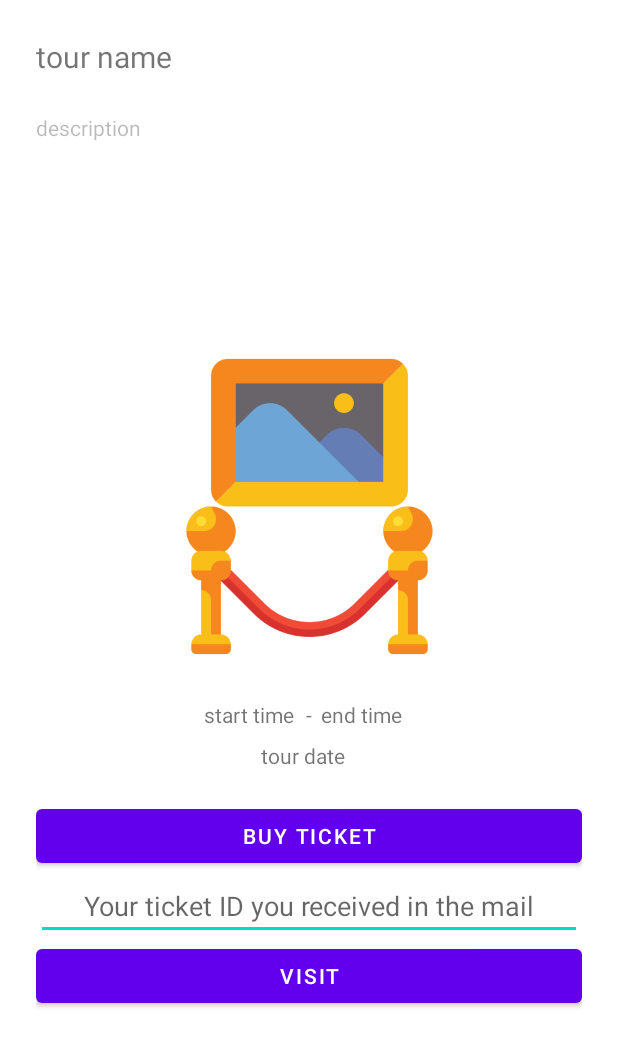
After one commit to SirChardash/piria-android, an Android app: the layout fragment_tour.xml on its own in the app's theme, with its tools: preview values and no code run, on a phone screen of 412 x 824 dp. The commit adds this screen. Shown: the top 1047 px of the screen. Run offline under Robolectric (Android 15) with nearby library versions, the phone set to English and light mode, and no system bars.

Commit message:
Allow buying and visiting tours

```diff
--- /dev/null
+++ b/app/src/main/res/layout/fragment_tour.xml
@@ -0,0 +1,120 @@
+<?xml version="1.0" encoding="utf-8"?>
+<androidx.constraintlayout.widget.ConstraintLayout xmlns:android="http://schemas.android.com/apk/res/android"
+    xmlns:app="http://schemas.android.com/apk/res-auto"
+    xmlns:tools="http://schemas.android.com/tools"
+    android:id="@+id/frameLayout2"
+    android:layout_width="match_parent"
+    android:layout_height="match_parent"
+    tools:context=".TourFragment" >
+
+    <TextView
+        android:id="@+id/tourNameLabel"
+        android:layout_width="0dp"
+        android:layout_height="wrap_content"
+        android:layout_marginStart="24dp"
+        android:layout_marginTop="24dp"
+        android:layout_marginEnd="24dp"
+        android:text="tour name"
+        android:textSize="20sp"
+        app:layout_constraintEnd_toEndOf="parent"
+        app:layout_constraintStart_toStartOf="parent"
+        app:layout_constraintTop_toTopOf="parent" />
+
+    <TextView
+        android:id="@+id/tourDescriptionLabel"
+        android:layout_width="0dp"
+        android:layout_height="wrap_content"
+        android:layout_marginStart="24dp"
+        android:layout_marginTop="24dp"
+        android:layout_marginEnd="24dp"
+        android:alpha="0.5"
+        android:minHeight="60pt"
+        android:text="description"
+        app:layout_constraintEnd_toEndOf="parent"
+        app:layout_constraintStart_toStartOf="parent"
+        app:layout_constraintTop_toBottomOf="@+id/tourNameLabel" />
+
+    <ImageView
+        android:id="@+id/imageView2"
+        android:layout_width="210dp"
+        android:layout_height="210dp"
+        android:layout_marginTop="24dp"
+        android:src="@drawable/tour"
+        app:layout_constraintEnd_toEndOf="parent"
+        app:layout_constraintStart_toStartOf="parent"
+        app:layout_constraintTop_toBottomOf="@+id/tourDescriptionLabel" />
+
+    <TextView
+        android:id="@+id/textView4"
+        android:layout_width="wrap_content"
+        android:layout_height="wrap_content"
+        android:layout_marginTop="24dp"
+        android:text="-"
+        app:layout_constraintEnd_toEndOf="parent"
+        app:layout_constraintStart_toStartOf="parent"
+        app:layout_constraintTop_toBottomOf="@+id/imageView2" />
+
+    <TextView
+        android:id="@+id/tourEndTimeLabel"
+        android:layout_width="wrap_content"
+        android:layout_height="wrap_content"
+        android:layout_marginStart="6dp"
+        android:layout_marginTop="24dp"
+        android:text="end time"
+        app:layout_constraintStart_toEndOf="@+id/textView4"
+        app:layout_constraintTop_toBottomOf="@+id/imageView2" />
+
+    <TextView
+        android:id="@+id/tourStartTimeLabel"
+        android:layout_width="wrap_content"
+        android:layout_height="wrap_content"
+        android:layout_marginTop="24dp"
+        android:layout_marginEnd="8dp"
+        android:text="start time"
+        app:layout_constraintEnd_toStartOf="@+id/textView4"
+        app:layout_constraintTop_toBottomOf="@+id/imageView2" />
+
+    <TextView
+        android:id="@+id/tourDateLabel"
+        android:layout_width="wrap_content"
+        android:layout_height="wrap_content"
+        android:layout_marginTop="8dp"
+        android:layout_marginEnd="8dp"
+        android:text="tour date"
+        app:layout_constraintEnd_toEndOf="parent"
+        app:layout_constraintStart_toStartOf="parent"
+        app:layout_constraintTop_toBottomOf="@+id/textView4" />
+
+    <LinearLayout
+        android:layout_width="match_parent"
+        android:layout_height="0dp"
+        android:layout_marginHorizontal="24dp"
+        android:layout_marginVertical="20dp"
+        android:gravity="top"
+        android:orientation="vertical"
+        app:layout_constraintBottom_toBottomOf="parent"
+        app:layout_constraintTop_toBottomOf="@+id/tourDateLabel"
+        tools:layout_editor_absoluteX="1dp">
+
+        <Button
+            android:id="@+id/buyTicketButton"
+            android:layout_width="match_parent"
+            android:layout_height="wrap_content"
+            android:text="Buy Ticket" />
+
+        <EditText
+            android:id="@+id/ticketIdInput"
+            android:layout_width="match_parent"
+            android:layout_height="wrap_content"
+            android:ems="10"
+            android:hint="Your ticket ID you received in the mail"
+            android:inputType="textPersonName"
+            android:textAlignment="center" />
+
+        <Button
+            android:id="@+id/visitTourButton"
+            android:layout_width="match_parent"
+            android:layout_height="wrap_content"
+            android:text="Visit" />
+    </LinearLayout>
+</androidx.constraintlayout.widget.ConstraintLayout>
```
Also changed, not shown: app/src/main/java/com/sirchardash/piria/TourContentFragment.java (added, +90 -0 lines), app/src/main/java/com/sirchardash/piria/TourFragment.java (added, +180 -0 lines), app/src/main/java/com/sirchardash/piria/ToursFragment.java (+37 -8 lines), app/src/main/java/com/sirchardash/piria/model/Tour.java (+17 -1 lines), app/src/main/java/com/sirchardash/piria/model/TourContentEntry.java (added, +35 -0 lines), app/src/main/java/com/sirchardash/piria/repository/RepositoryModule.java (+7 -0 lines), app/src/main/java/com/sirchardash/piria/repository/TourContentRepository.java (added, +21 -0 lines), app/src/main/java/com/sirchardash/piria/repository/TourRepository.java (+7 -0 lines), app/src/main/res/layout/fragment_tour_content.xml (added, +25 -0 lines), app/src/main/res/layout/fragment_tours.xml (+25 -2 lines), app/src/main/res/drawable/tour.png (added).
